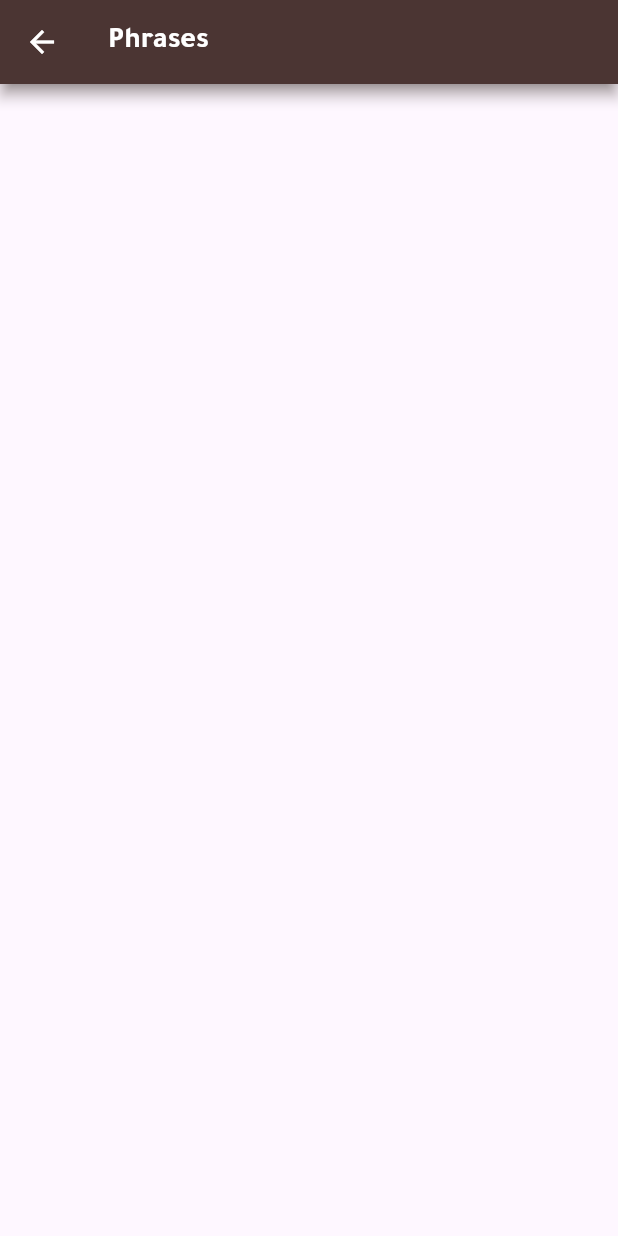
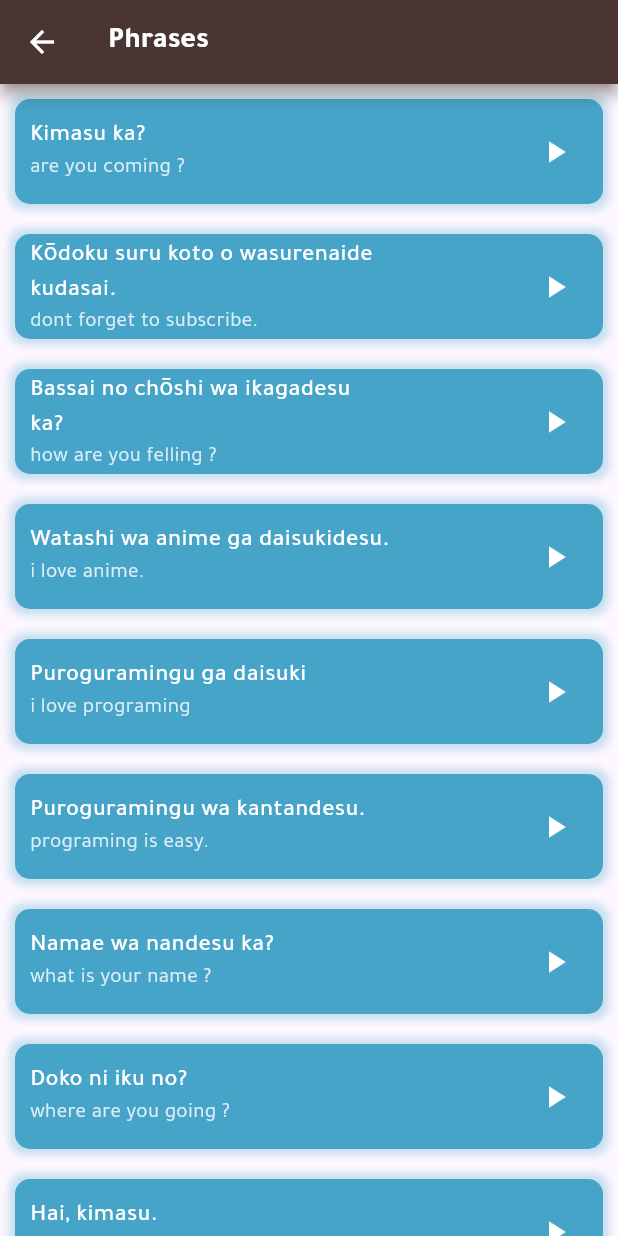
Before and after one commit to abdulrahmanhaney/Toku_App, a Flutter app: the PhrasesScreen screen opened by its route, on a phone screen of 412 x 824 dp. Run offline on Flutter 3.47's test engine with Material 2 defaults, Android fonts, the phone set to English and light mode, and no system bars.

Commit message:
finnishing phrases & Colors sceen

```diff
--- a/lib/constants.dart
+++ b/lib/constants.dart
@@ -4,4 +4,4 @@ const Color KPrimaryColor = Color(0xff483228);
 const Color KNumbersColor = Color(0xffF8942F);
 const Color KColorsColor = Color(0xff7C3FA0);
 const Color KFamilyColor = Color(0xff527F30);
-const Color KpharsesColor = Color(0xff46A4C9);
+const Color KPharsesColor = Color(0xff46A4C9);
--- a/lib/main.dart
+++ b/lib/main.dart
@@ -37,8 +37,8 @@ class TokuApp extends StatelessWidget {
         HomeScreen.id: (context) => const HomeScreen(),
         NumbersScreen.id: (context) => NumbersScreen(),
         FamilyMembersScreen.id: (context) => FamilyMembersScreen(),
-        ColorsScreen.id: (context) => const ColorsScreen(),
-        PhrasesScreen.id: (context) => const PhrasesScreen(),
+        ColorsScreen.id: (context) =>  ColorsScreen(),
+        PhrasesScreen.id: (context) =>  PhrasesScreen(),
       },
       initialRoute: SplashScreen.id,
     );
--- a/lib/models/item_model.dart
+++ b/lib/models/item_model.dart
@@ -14,3 +14,16 @@ class ItemModel {
   String image;
   String sound;
 }
+
+class PhrasesModel {
+  PhrasesModel({
+    required this.enText,
+    required this.jpText,
+    required this.bgColor,
+    required this.sound,
+  });
+  String jpText;
+  String enText;
+  Color bgColor;
+  String sound;
+}
--- a/lib/screens/home_screen.dart
+++ b/lib/screens/home_screen.dart
@@ -34,7 +34,7 @@ class HomeScreen extends StatelessWidget {
             ScreenId: ColorsScreen.id,
           ),
           HomeItem(
-            color: KpharsesColor,
+            color: KPharsesColor,
             text: 'Phrases',
             ScreenId: PhrasesScreen.id,
           ),
--- a/lib/screens/pharses_screen.dart
+++ b/lib/screens/pharses_screen.dart
@@ -1,14 +1,80 @@
 import 'package:flutter/material.dart';
+import 'package:toku_app/constants.dart';
+import 'package:toku_app/models/item_model.dart';
+import 'package:toku_app/widgets/pharses_item.dart';
 
 class PhrasesScreen extends StatelessWidget {
-  const PhrasesScreen({super.key});
+  PhrasesScreen({super.key});
 
   static String id = 'PhrasesScreen';
+
+  List<PhrasesModel> phrasesList = [
+    PhrasesModel(
+      enText: 'Are you coming ?',
+      jpText: 'Kimasu ka?',
+      bgColor: KPharsesColor,
+      sound: 'sound',
+    ),
+    PhrasesModel(
+      enText: 'Dont forget to subscribe.',
+      jpText: 'Kōdoku suru koto o wasurenaide kudasai.',
+      bgColor: KPharsesColor,
+      sound: 'sound',
+    ),
+    PhrasesModel(
+      enText: 'How are you felling ?',
+      jpText: 'Bassai no chōshi wa ikagadesu ka?',
+      bgColor: KPharsesColor,
+      sound: 'sound',
+    ),
+    PhrasesModel(
+      enText: 'I love anime.',
+      jpText: 'Watashi wa anime ga daisukidesu.',
+      bgColor: KPharsesColor,
+      sound: 'sound',
+    ),
+    PhrasesModel(
+      enText: 'I love programing',
+      jpText: 'Puroguramingu ga daisuki',
+      bgColor: KPharsesColor,
+      sound: 'sound',
+    ),
+    PhrasesModel(
+      enText: 'Programing is easy.',
+      jpText: 'Puroguramingu wa kantandesu.',
+      bgColor: KPharsesColor,
+      sound: 'sound',
+    ),
+    PhrasesModel(
+      enText: 'What is your name ?',
+      jpText: 'Namae wa nandesu ka?',
+      bgColor: KPharsesColor,
+      sound: 'sound',
+    ),
+    PhrasesModel(
+      enText: 'Where are you going ?',
+      jpText: 'Doko ni iku no?',
+      bgColor: KPharsesColor,
+      sound: 'sound',
+    ),
+    PhrasesModel(
+      enText: 'Yes, iam coming.',
+      jpText: 'Hai, kimasu.',
+      bgColor: KPharsesColor,
+      sound: 'sound',
+    ),
+  ];
 
   @override
   Widget build(BuildContext context) {
     return Scaffold(
       appBar: AppBar(title: const Text('Phrases')),
+      body: ListView.builder(
+        itemCount: phrasesList.length,
+        itemBuilder: (context, index) {
+          return ItemPharses(itemData: phrasesList[index]);
+        },
+      ),
     );
   }
 }
--- /dev/null
+++ b/lib/widgets/pharses_item.dart
@@ -0,0 +1,67 @@
+import 'package:flutter/material.dart';
+import 'package:toku_app/models/item_model.dart';
+
+class ItemPharses extends StatelessWidget {
+  ItemPharses({
+    super.key,
+    required this.itemData,
+  });
+
+  PhrasesModel itemData;
+
+  @override
+  Widget build(BuildContext context) {
+    return Container(
+      height: 70,
+      margin: const EdgeInsets.all(10),
+      decoration: BoxDecoration(boxShadow: [
+        BoxShadow(
+          color: itemData.bgColor.withOpacity(0.3),
+          spreadRadius: 4,
+          blurRadius: 4,
+          offset: const Offset(0, 0), // changes position of shadow
+        ),
+      ], color: itemData.bgColor, borderRadius: BorderRadius.circular(10)),
+      alignment: Alignment.centerLeft,
+      child: Row(
+        children: [
+          const SizedBox(
+            width: 10,
+          ),
+          SizedBox(
+            width: 240,
+            child: Column(
+              mainAxisAlignment: MainAxisAlignment.center,
+              crossAxisAlignment: CrossAxisAlignment.start,
+              children: [
+                Text(
+                  itemData.jpText,
+                  style: const TextStyle(
+                      fontFamily: 'MFM', color: Colors.white, fontSize: 16),
+                ),
+                Text(
+                  itemData.enText.toLowerCase(),
+                  style: const TextStyle(
+                      fontFamily: 'MFR',
+                      color: Color.fromARGB(206, 255, 255, 255),
+                      fontSize: 14),
+                )
+              ],
+            ),
+          ),
+          const Spacer(),
+          IconButton(
+            onPressed: () {},
+            icon: const Icon(
+              Icons.play_arrow,
+              color: Colors.white,
+            ),
+          ),
+          const SizedBox(
+            width: 8,
+          )
+        ],
+      ),
+    );
+  }
+}
```
Also changed, not shown: lib/screens/colors_screen.dart (+69 -1 lines), lib/widgets/item_all.dart (+13 -8 lines).
